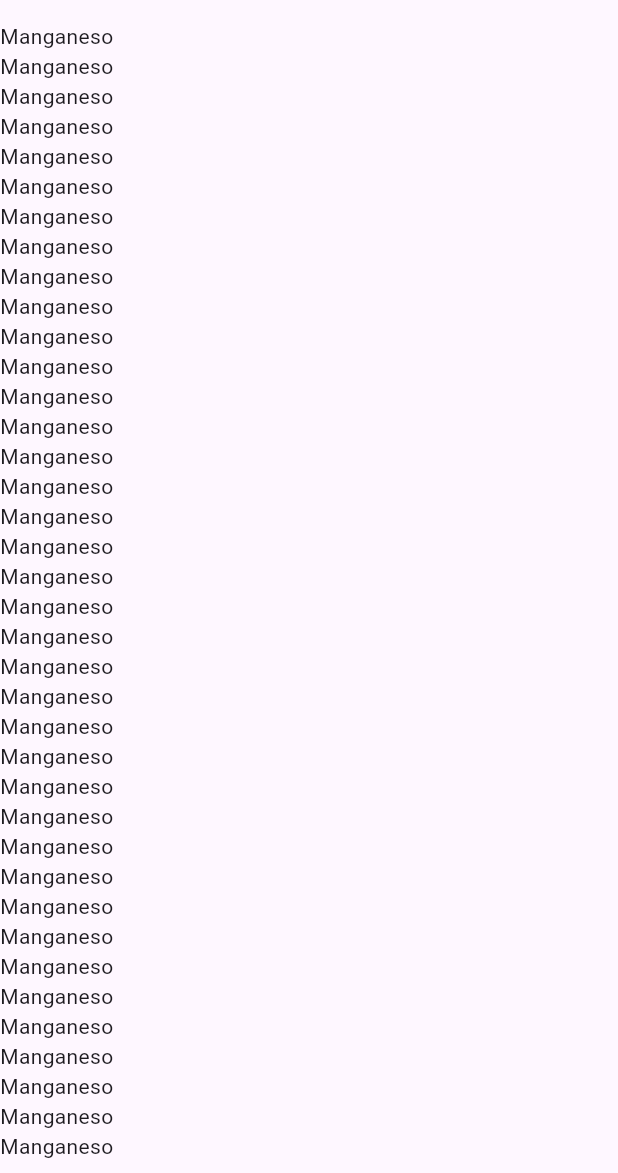
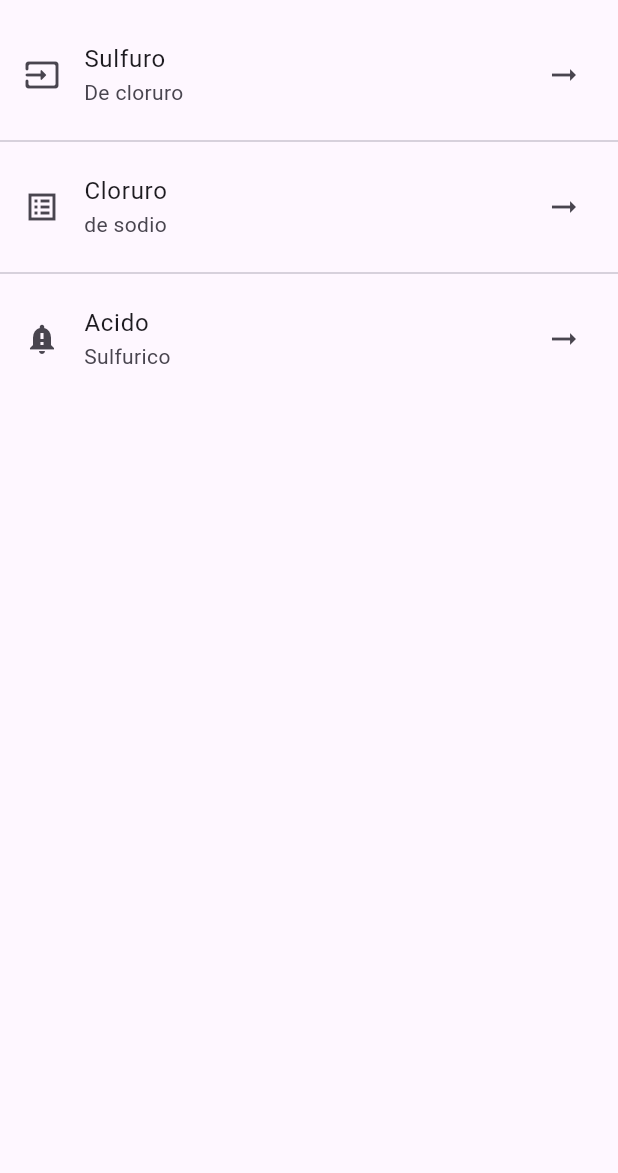
Before and after one commit to ABreloj/componentes_flutter, a Flutter app: the screen it shows after launch, on a phone screen of 412 x 824 dp, the part 63-1236 px from its top. Run offline on Flutter 3.47's test engine with Material 3 defaults, Android fonts, the phone set to English and light mode, and no system bars.

Commit message:
Inserting ListTile in the ListView

```diff
--- a/lib/homeScreen.dart
+++ b/lib/homeScreen.dart
@@ -9,46 +9,30 @@ class homeScreen extends StatelessWidget {
         appBar: AppBar(
           title: const Text('Componentes del flutters '),
         ),
-        body: ListView(children: [
-          Text('Manganeso'),
-          Text('Manganeso'),
-          Text('Manganeso'),
-          Text('Manganeso'),
-          Text('Manganeso'),
-          Text('Manganeso'),
-          Text('Manganeso'),
-          Text('Manganeso'),
-          Text('Manganeso'),
-          Text('Manganeso'),
-          Text('Manganeso'),
-          Text('Manganeso'),
-          Text('Manganeso'),
-          Text('Manganeso'),
-          Text('Manganeso'),
-          Text('Manganeso'),
-          Text('Manganeso'),
-          Text('Manganeso'),
-          Text('Manganeso'),
-          Text('Manganeso'),
-          Text('Manganeso'),
-          Text('Manganeso'),
-          Text('Manganeso'),
-          Text('Manganeso'),
-          Text('Manganeso'),
-          Text('Manganeso'),
-          Text('Manganeso'),
-          Text('Manganeso'),
-          Text('Manganeso'),
-          Text('Manganeso'),
-          Text('Manganeso'),
-          Text('Manganeso'),
-          Text('Manganeso'),
-          Text('Manganeso'),
-          Text('Manganeso'),
-          Text('Manganeso'),
-          Text('Manganeso'),
-          Text('Manganeso'),
-        ],
+        body:
+          ListView(
+            children: const <Widget> [
+              ListTile(
+                title: Text('Sulfuro'),
+                subtitle: Text('De cloruro'),
+                leading: Icon(Icons.input_rounded),
+                trailing: Icon(Icons.arrow_right_alt_outlined),
+              ),
+              Divider(),
+              ListTile(
+                title: Text('Cloruro'),
+                subtitle: Text('de sodio'),
+                leading: Icon(Icons.list_alt_sharp),
+                trailing: Icon(Icons.arrow_right_alt_outlined),
+              ),
+              Divider(),
+              ListTile(
+                title: Text('Acido'),
+                subtitle: Text('Sulfurico'),
+                leading: Icon(Icons.notification_important),
+                trailing: Icon(Icons.arrow_right_alt_outlined),
+              )
+          ],
          ),
         );
   }
```
